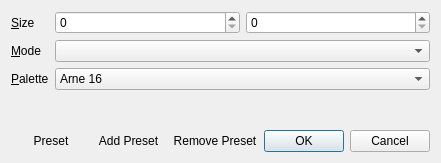
This is newdialog.ui in not-surt/SimPix as Qt 5 draws it before an edit. The edited form follows.
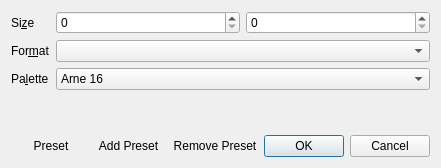
This is the edited form. Icons and pictures are not drawn.

The edit to the form file:
```diff
--- a/newdialog.ui
+++ b/newdialog.ui
@@ -7,7 +7,7 @@
     <x>0</x>
     <y>0</y>
     <width>365</width>
-    <height>163</height>
+    <height>168</height>
    </rect>
   </property>
   <property name="windowTitle">
@@ -48,7 +48,7 @@
       </sizepolicy>
      </property>
      <property name="text">
-      <string>&amp;Size</string>
+      <string>Si&amp;ze</string>
      </property>
      <property name="buddy">
       <cstring>widthSpinBox</cstring>
@@ -123,7 +123,7 @@
       </sizepolicy>
      </property>
      <property name="text">
-      <string>&amp;Mode</string>
+      <string>For&amp;mat</string>
      </property>
      <property name="buddy">
       <cstring>modeComboBox</cstring>
@@ -139,7 +139,7 @@
       </sizepolicy>
      </property>
      <property name="text">
-      <string>&amp;Palette</string>
+      <string>Pa&amp;lette</string>
      </property>
      <property name="buddy">
       <cstring>paletteComboBox</cstring>
```
Left out of the diff: 8 changed lines with no effect on the pictures.
